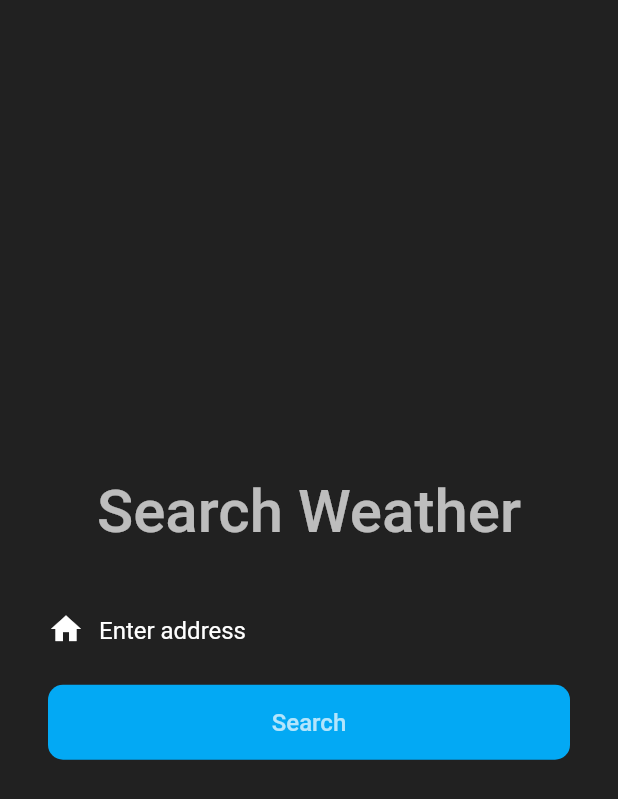
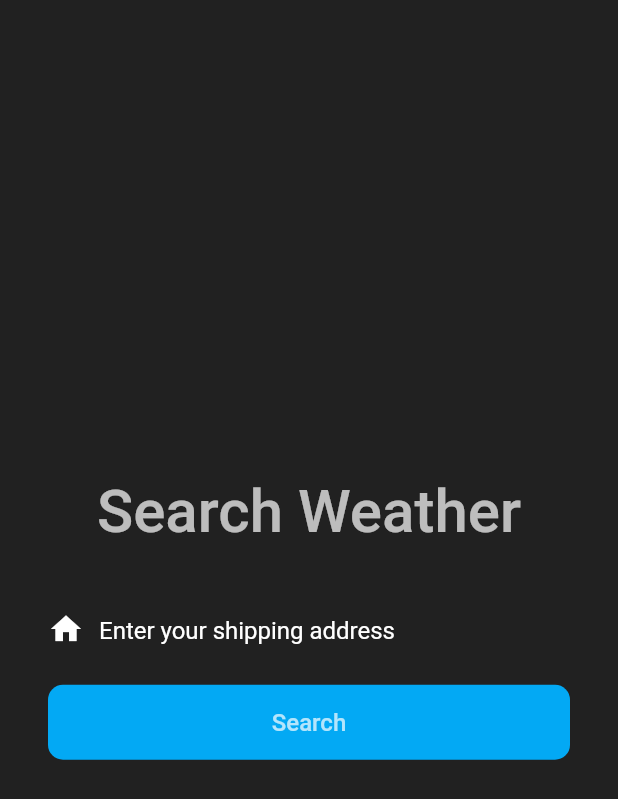
Before and after one commit to SolomiyaSadova/Weather_App, a Flutter app: the screen it shows after launch, on a phone screen of 412 x 824 dp. Shown: the top 799 px of the screen. Run offline on Flutter 3.47's test engine with Material 2 defaults, Android fonts, the phone set to English and light mode, and no system bars; our stand-ins replace bloc, equatable, flutter_bloc.

Commit message:
Update main.dart

```diff
--- a/lib/main.dart
+++ b/lib/main.dart
@@ -55,7 +55,7 @@ class _SearchPage extends  State<SearchPage> {
 
   final _controller = TextEditingController();
 
-  String _city = 'Lviv';
+  String _city = '';
 
   @override
   void dispose() {
@@ -73,14 +73,6 @@ class _SearchPage extends  State<SearchPage> {
       mainAxisAlignment: MainAxisAlignment.center,
       crossAxisAlignment: CrossAxisAlignment.start,
       children: <Widget>[
-        //
-        // Center(
-        //     child: Container(
-        //       child: FlareActor("assets/WorldSpin.flr", fit: BoxFit.contain, animation: "roll",),
-        //       height: 300,
-        //       width: 300,
-        //     )
-        // ),
 
         BlocBuilder<WeatherBloc, WeatherState>(
           builder: (context, state) {
@@ -118,10 +110,7 @@ class _SearchPage extends  State<SearchPage> {
                               .getPlaceDetailFromId(result.placeId);
                           setState(() {
                             _controller.text = result.description;
-                            //    _streetNumber = placeDetails.streetNumber;
-                            //    _street = placeDetails.street;
                             _city = placeDetails.city;
-                            //      _zipCode = placeDetails.zipCode;
                           });
                         }
                       },
@@ -135,7 +124,7 @@ class _SearchPage extends  State<SearchPage> {
 
                           ),
                         ),
-                        hintText: "Enter address",
+                        hintText: "Enter your shipping address",
                         hintStyle: TextStyle(color: Colors.white),
                         border: InputBorder.none,
                         contentPadding: EdgeInsets.only(left: 8.0, top: 16.0),
```
